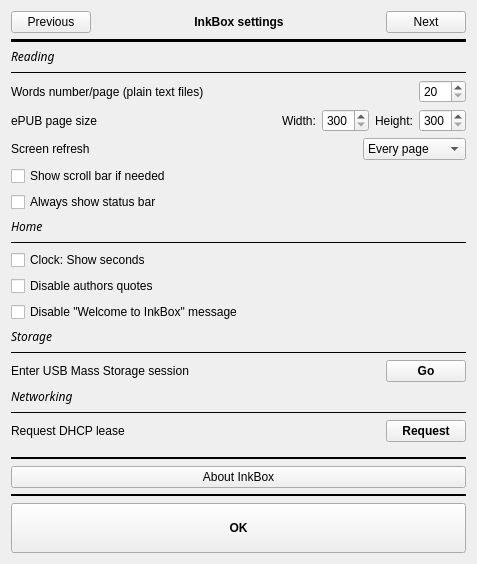
Qt form settings.ui (Quill-OS/quill) before a commit.
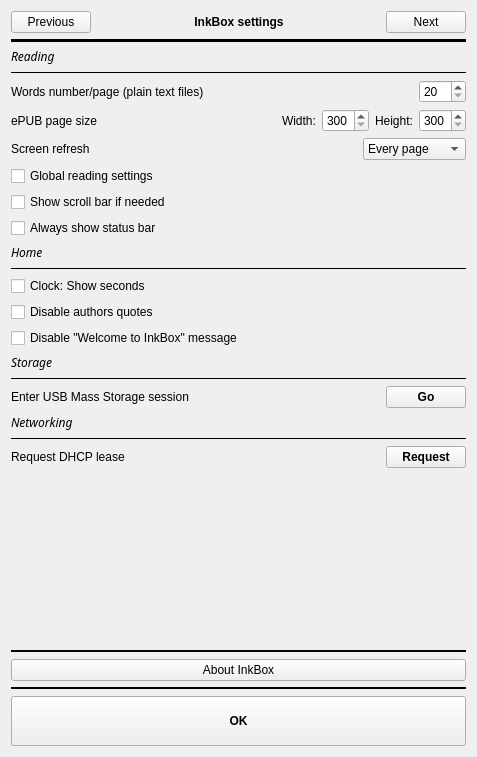
The same form after that commit.

Commit message: Global/separate reading settings implementation

```diff
--- a/settings.ui
+++ b/settings.ui
@@ -7,7 +7,7 @@
     <x>0</x>
     <y>0</y>
     <width>477</width>
-    <height>564</height>
+    <height>757</height>
    </rect>
   </property>
   <property name="windowTitle">
@@ -48,8 +48,8 @@
          <rect>
           <x>0</x>
           <y>0</y>
-          <width>442</width>
-          <height>474</height>
+          <width>560</width>
+          <height>818</height>
          </rect>
         </property>
         <layout class="QVBoxLayout" name="verticalLayout_4">
@@ -98,26 +98,13 @@
                <property name="bottomMargin">
                 <number>0</number>
                </property>
-               <item row="18" column="0">
-                <layout class="QGridLayout" name="gridLayout_4">
+               <item row="2" column="0">
+                <layout class="QGridLayout" name="gridLayout_6">
                  <property name="bottomMargin">
                   <number>0</number>
                  </property>
-                 <item row="0" column="2">
-                  <widget class="QPushButton" name="usbmsBtn">
-                   <property name="font">
-                    <font>
-                     <weight>75</weight>
-                     <bold>true</bold>
-                    </font>
-                   </property>
-                   <property name="text">
-                    <string>Go</string>
-                   </property>
-                  </widget>
-                 </item>
-                 <item row="0" column="1">
-                  <spacer name="horizontalSpacer_2">
+                 <item row="1" column="1">
+                  <spacer name="horizontalSpacer_5">
                    <property name="orientation">
                     <enum>Qt::Horizontal</enum>
                    </property>
@@ -129,64 +116,33 @@
                    </property>
                   </spacer>
                  </item>
-                 <item row="0" column="0">
-                  <widget class="QLabel" name="label_6">
+                 <item row="1" column="0">
+                  <widget class="QLabel" name="wordsNumberLabel">
                    <property name="text">
-                    <string>Enter USB Mass Storage session</string>
+                    <string>Words number/page (plain text files)</string>
                    </property>
                   </widget>
                  </item>
-                </layout>
-               </item>
-               <item row="21" column="0">
-                <layout class="QGridLayout" name="gridLayout_3">
-                 <property name="bottomMargin">
-                  <number>0</number>
-                 </property>
-                 <item row="0" column="1">
-                  <spacer name="horizontalSpacer">
-                   <property name="orientation">
-                    <enum>Qt::Horizontal</enum>
+                 <item row="1" column="2">
+                  <widget class="QSpinBox" name="wordsNumber">
+                   <property name="minimum">
+                    <number>20</number>
                    </property>
-                   <property name="sizeHint" stdset="0">
-                    <size>
-                     <width>40</width>
-                     <height>20</height>
-                    </size>
+                   <property name="maximum">
+                    <number>300</number>
                    </property>
-                  </spacer>
-                 </item>
-                 <item row="0" column="0">
-                  <widget class="QLabel" name="label_4">
-                   <property name="text">
-                    <string>Request DHCP lease</string>
+                   <property name="singleStep">
+                    <number>20</number>
                    </property>
-                  </widget>
-                 </item>
-                 <item row="0" column="2">
-                  <widget class="QPushButton" name="requestLeaseBtn">
-                   <property name="font">
-                    <font>
-                     <weight>75</weight>
-                     <bold>true</bold>
-                    </font>
+                   <property name="value">
+                    <number>20</number>
                    </property>
-                   <property name="text">
-                    <string>Request</string>
-                   </property>
                   </widget>
                  </item>
                 </layout>
                </item>
-               <item row="6" column="0">
-                <widget class="QCheckBox" name="menuBarCheckBox">
-                 <property name="text">
-                  <string>Always show status bar</string>
-                 </property>
-                </widget>
-               </item>
-               <item row="17" column="0">
-                <widget class="Line" name="line_7">
+               <item row="1" column="0">
+                <widget class="Line" name="line_8">
                  <property name="frameShadow">
                   <enum>QFrame::Plain</enum>
                  </property>
@@ -195,24 +151,26 @@
                  </property>
                 </widget>
                </item>
+               <item row="20" column="0">
+                <widget class="QLabel" name="label_3">
+                 <property name="font">
+                  <font>
+                   <family>Chivo</family>
+                   <italic>true</italic>
+                  </font>
+                 </property>
+                 <property name="text">
+                  <string>Networking</string>
+                 </property>
+                </widget>
+               </item>
                <item row="9" column="0">
-                <widget class="QCheckBox" name="clockCheckBox">
-                 <property name="text">
-                  <string>Clock: Show seconds</string>
+                <widget class="Line" name="line_6">
+                 <property name="frameShadow">
+                  <enum>QFrame::Plain</enum>
                  </property>
-                </widget>
-               </item>
-               <item row="5" column="0">
-                <widget class="QCheckBox" name="readerScrollBarCheckBox">
-                 <property name="text">
-                  <string>Show scroll bar if needed</string>
-                 </property>
-                </widget>
-               </item>
-               <item row="11" column="0">
-                <widget class="QCheckBox" name="demoCheckBox">
-                 <property name="text">
-                  <string>Disable &quot;Welcome to InkBox&quot; message</string>
+                 <property name="orientation">
+                  <enum>Qt::Horizontal</enum>
                  </property>
                 </widget>
                </item>
@@ -287,21 +245,8 @@
                  </item>
                 </layout>
                </item>
-               <item row="16" column="0">
-                <widget class="QLabel" name="label_5">
-                 <property name="font">
-                  <font>
-                   <family>Chivo</family>
-                   <italic>true</italic>
-                  </font>
-                 </property>
-                 <property name="text">
-                  <string>Storage</string>
-                 </property>
-                </widget>
-               </item>
-               <item row="8" column="0">
-                <widget class="Line" name="line_6">
+               <item row="18" column="0">
+                <widget class="Line" name="line_7">
                  <property name="frameShadow">
                   <enum>QFrame::Plain</enum>
                  </property>
@@ -310,15 +255,45 @@
                  </property>
                 </widget>
                </item>
-               <item row="20" column="0">
-                <widget class="Line" name="line_3">
-                 <property name="frameShadow">
-                  <enum>QFrame::Plain</enum>
+               <item row="22" column="0">
+                <layout class="QGridLayout" name="gridLayout_3">
+                 <property name="bottomMargin">
+                  <number>0</number>
                  </property>
-                 <property name="orientation">
-                  <enum>Qt::Horizontal</enum>
-                 </property>
-                </widget>
+                 <item row="0" column="1">
+                  <spacer name="horizontalSpacer">
+                   <property name="orientation">
+                    <enum>Qt::Horizontal</enum>
+                   </property>
+                   <property name="sizeHint" stdset="0">
+                    <size>
+                     <width>40</width>
+                     <height>20</height>
+                    </size>
+                   </property>
+                  </spacer>
+                 </item>
+                 <item row="0" column="0">
+                  <widget class="QLabel" name="label_4">
+                   <property name="text">
+                    <string>Request DHCP lease</string>
+                   </property>
+                  </widget>
+                 </item>
+                 <item row="0" column="2">
+                  <widget class="QPushButton" name="requestLeaseBtn">
+                   <property name="font">
+                    <font>
+                     <weight>75</weight>
+                     <bold>true</bold>
+                    </font>
+                   </property>
+                   <property name="text">
+                    <string>Request</string>
+                   </property>
+                  </widget>
+                 </item>
+                </layout>
                </item>
                <item row="0" column="0">
                 <widget class="QLabel" name="label_7">
@@ -333,66 +308,106 @@
                  </property>
                 </widget>
                </item>
-               <item row="2" column="0">
-                <layout class="QGridLayout" name="gridLayout_6">
-                 <property name="bottomMargin">
-                  <number>0</number>
+               <item row="17" column="0">
+                <widget class="QLabel" name="label_5">
+                 <property name="font">
+                  <font>
+                   <family>Chivo</family>
+                   <italic>true</italic>
+                  </font>
                  </property>
-                 <item row="1" column="1">
-                  <spacer name="horizontalSpacer_5">
-                   <property name="orientation">
-                    <enum>Qt::Horizontal</enum>
-                   </property>
-                   <property name="sizeHint" stdset="0">
-                    <size>
-                     <width>40</width>
-                     <height>20</height>
-                    </size>
-                   </property>
-                  </spacer>
-                 </item>
-                 <item row="1" column="0">
-                  <widget class="QLabel" name="wordsNumberLabel">
-                   <property name="text">
-                    <string>Words number/page (plain text files)</string>
-                   </property>
-                  </widget>
-                 </item>
-                 <item row="1" column="2">
-                  <widget class="QSpinBox" name="wordsNumber">
-                   <property name="minimum">
-                    <number>20</number>
-                   </property>
-                   <property name="maximum">
-                    <number>300</number>
-                   </property>
-                   <property name="singleStep">
-                    <number>20</number>
-                   </property>
-                   <property name="value">
-                    <number>20</number>
-                   </property>
-                  </widget>
-                 </item>
-                </layout>
+                 <property name="text">
+                  <string>Storage</string>
+                 </property>
+                </widget>
                </item>
                <item row="19" column="0">
-                <widget class="QLabel" name="label_3">
-                 <property name="font">
-                  <font>
-                   <family>Chivo</family>
-                   <italic>true</italic>
-                  </font>
+                <layout class="QGridLayout" name="gridLayout_4">
+                 <property name="bottomMargin">
+                  <number>0</number>
                  </property>
-                 <property name="text">
-                  <string>Networking</string>
-                 </property>
-                </widget>
+                 <item row="0" column="2">
+                  <widget class="QPushButton" name="usbmsBtn">
+                   <property name="font">
+                    <font>
+                     <weight>75</weight>
+                     <bold>true</bold>
+                    </font>
+                   </property>
+                   <property name="text">
+                    <string>Go</string>
+                   </property>
+                  </widget>
+                 </item>
+                 <item row="0" column="1">
+                  <spacer name="horizontalSpacer_2">
+                   <property name="orientation">
+                    <enum>Qt::Horizontal</enum>
+                   </property>
+                   <property name="sizeHint" stdset="0">
+                    <size>
+                     <width>40</width>
+                     <height>20</height>
+                    </size>
+                   </property>
+                  </spacer>
+                 </item>
+                 <item row="0" column="0">
+                  <widget class="QLabel" name="label_6">
+                   <property name="text">
+                    <string>Enter USB Mass Storage session</string>
+                   </property>
+                  </widget>
+                 </item>
+                </layout>
                </item>
                <item row="10" column="0">
-                <widget class="QCheckBox" name="quoteCheckBox">
+                <widget class="QCheckBox" name="clockCheckBox">
                  <property name="text">
-                  <string>Disable authors quotes</string>
+                  <string>Clock: Show seconds</string>
+                 </property>
+                </widget>
+               </item>
+               <item row="8" column="0">
+                <widget class="QLabel" name="label_2">
+                 <property name="font">
+                  <font>
+                   <family>Chivo</family>
+                   <italic>true</italic>
+                  </font>
+                 </property>
+                 <property name="text">
+                  <string>Home</string>
+                 </property>
+                </widget>
+               </item>
+               <item row="23" column="0">
+                <spacer name="verticalSpacer">
+                 <property name="orientation">
+                  <enum>Qt::Vertical</enum>
+                 </property>
+                 <property name="sizeHint" stdset="0">
+                  <size>
+                   <width>20</width>
+                   <height>40</height>
+                  </size>
+                 </property>
+                </spacer>
+               </item>
+               <item row="6" column="0">
+                <widget class="QCheckBox" name="readerScrollBarCheckBox">
+                 <property name="text">
+                  <string>Show scroll bar if needed</string>
+                 </property>
+                </widget>
+               </item>
+               <item row="21" column="0">
+                <widget class="Line" name="line_3">
+                 <property name="frameShadow">
+                  <enum>QFrame::Plain</enum>
+                 </property>
+                 <property name="orientation">
+                  <enum>Qt::Horizontal</enum>
                  </property>
                 </widget>
                </item>
@@ -474,30 +489,32 @@
                 </widget>
                </item>
                <item row="7" column="0">
-                <widget class="QLabel" name="label_2">
-                 <property name="font">
-                  <font>
-                   <family>Chivo</family>
-                   <italic>true</italic>
-                  </font>
+                <widget class="QCheckBox" name="menuBarCheckBox">
+                 <property name="text">
+                  <string>Always show status bar</string>
                  </property>
+                </widget>
+               </item>
+               <item row="11" column="0">
+                <widget class="QCheckBox" name="quoteCheckBox">
                  <property name="text">
-                  <string>Home</string>
+                  <string>Disable authors quotes</string>
                  </property>
                 </widget>
                </item>
-               <item row="22" column="0">
-                <spacer name="verticalSpacer">
-                 <property name="orientation">
-                  <enum>Qt::Vertical</enum>
+               <item row="12" column="0">
+                <widget class="QCheckBox" name="demoCheckBox">
+                 <property name="text">
+                  <string>Disable &quot;Welcome to InkBox&quot; message</string>
                  </property>
-                 <property name="sizeHint" stdset="0">
-                  <size>
-                   <width>20</width>
-                   <height>40</height>
-                  </size>
+                </widget>
+               </item>
+               <item row="5" column="0">
+                <widget class="QCheckBox" name="globalReadingSettingsCheckBox">
+                 <property name="text">
+                  <string>Global reading settings</string>
                  </property>
-                </spacer>
+                </widget>
                </item>
               </layout>
              </item>
```
Left out of the diff: 10 changed lines with no effect on the pictures. The commit also changes 4 other files.
